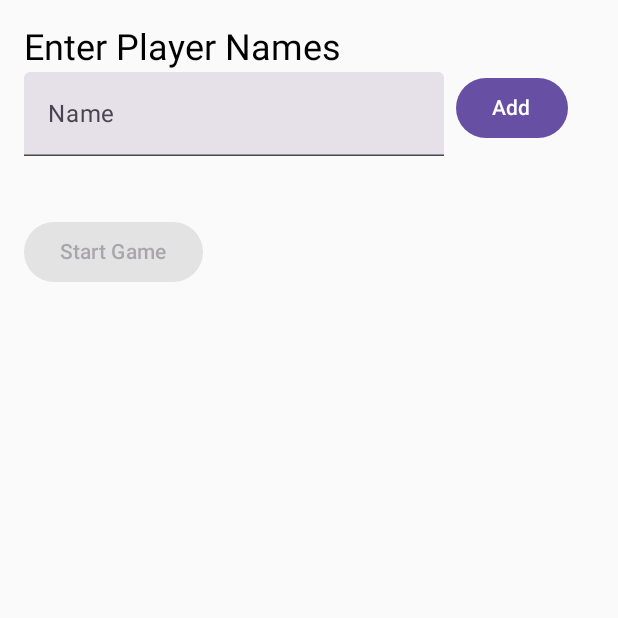
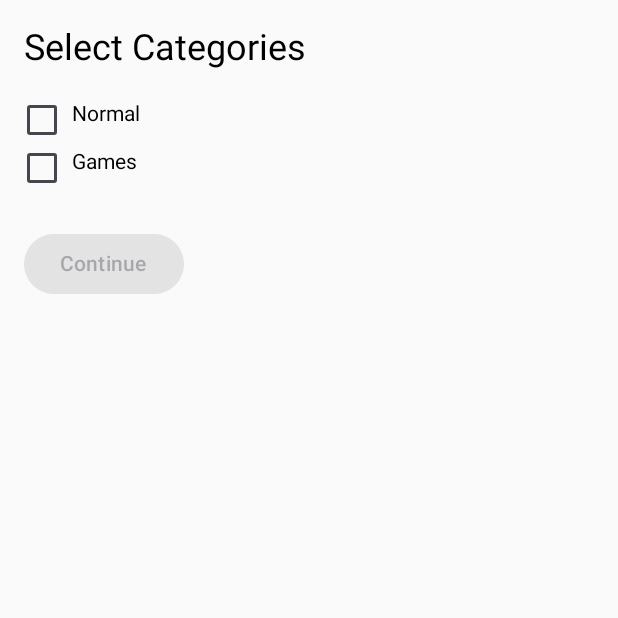
Before and after one commit to nickj2003/Dende, an Android app built with Jetpack Compose: the screen it shows after launch (MainActivity), on a phone screen of 412 x 824 dp, the top half of it. Run offline under Robolectric (Android 15) with nearby library versions, the phone set to English and light mode, and no system bars.

Commit message:
Added basic categorie selection screen

```diff
--- a/app/src/main/java/com/main/dende/MainActivity.kt
+++ b/app/src/main/java/com/main/dende/MainActivity.kt
@@ -6,14 +6,11 @@ import androidx.activity.compose.setContent
 import androidx.activity.enableEdgeToEdge
 import androidx.compose.runtime.collectAsState
 import androidx.compose.runtime.getValue
-import androidx.core.view.ViewCompat
-import androidx.core.view.WindowCompat
-import androidx.core.view.WindowInsetsCompat
-import androidx.core.view.WindowInsetsControllerCompat
 import com.main.dende.viewModel.GameViewModel
 import com.main.dende.ui.GameScreen
 import com.main.dende.ui.PlayerEntryScreen
 import androidx.lifecycle.viewmodel.compose.viewModel
+import com.main.dende.ui.CategorySelectionScreen
 
 class MainActivity : ComponentActivity() {
     override fun onCreate(savedInstanceState: Bundle?) {
@@ -21,12 +18,27 @@ class MainActivity : ComponentActivity() {
         enableEdgeToEdge()
         setContent {
             val viewModel: GameViewModel = viewModel()
+            val categories by viewModel.selectedCategories.collectAsState()
             val players by viewModel.players.collectAsState()
+            val categoriesConfirmed by viewModel.categoriesConfirmed.collectAsState()
 
-            if (players.isEmpty()) {
-                PlayerEntryScreen(onPlayersEntered = viewModel::setPlayers)
-            } else {
-                GameScreen(viewModel)
+            when {
+                !categoriesConfirmed -> {
+                    CategorySelectionScreen(
+                        allCategories = viewModel.allCategories,
+                        selectedCategories = categories,
+                        onCategoryToggle = viewModel::toggleCategory,
+                        onConfirm = { viewModel.confirmCategories() }
+                    )
+                }
+
+                players.isEmpty() -> {
+                    PlayerEntryScreen(onPlayersEntered = viewModel::setPlayers)
+                }
+
+                else -> {
+                    GameScreen(viewModel)
+                }
             }
         }
     }
--- /dev/null
+++ b/app/src/main/java/com/main/dende/ui/CategorySelectionScreen.kt
@@ -0,0 +1,50 @@
+package com.main.dende.ui
+
+import androidx.compose.foundation.layout.*
+import androidx.compose.foundation.selection.toggleable
+import androidx.compose.material3.*
+import androidx.compose.runtime.*
+import androidx.compose.ui.Modifier
+import androidx.compose.ui.unit.dp
+
+@Composable
+fun CategorySelectionScreen(
+    allCategories: List<String>,
+    selectedCategories: List<String>,
+    onCategoryToggle: (String) -> Unit,
+    onConfirm: () -> Unit
+) {
+    Column(
+        modifier = Modifier
+            .padding(16.dp)
+            .statusBarsPadding()
+    ) {
+        Text("Select Categories", style = MaterialTheme.typography.headlineSmall)
+
+        Spacer(modifier = Modifier.height(16.dp))
+
+        allCategories.forEach { category ->
+            Row(
+                modifier = Modifier
+                    .fillMaxWidth()
+                    .padding(vertical = 4.dp)
+                    .toggleable(
+                        value = selectedCategories.contains(category),
+                        onValueChange = { onCategoryToggle(category) }
+                    )
+            ) {
+                Checkbox(
+                    checked = selectedCategories.contains(category),
+                    onCheckedChange = null // Handled by toggleable modifier
+                )
+                Spacer(modifier = Modifier.width(8.dp))
+                Text(category)
+            }
+        }
+
+        Spacer(modifier = Modifier.height(24.dp))
+        Button(onClick = onConfirm, enabled = selectedCategories.isNotEmpty()) {
+            Text("Continue")
+        }
+    }
+}
--- a/app/src/main/java/com/main/dende/viewModel/GameViewModel.kt
+++ b/app/src/main/java/com/main/dende/viewModel/GameViewModel.kt
@@ -15,8 +15,11 @@ import kotlin.random.Random
 class GameViewModel(application: Application) : AndroidViewModel(application) {
 
     private val context = getApplication<Application>().applicationContext
-    private var allTasks: Map<String, List<String>> = emptyMap()
-    private var taskList: List<String> = emptyList()
+    private var _allTasks: Map<String, List<String>> = emptyMap()
+    val allCategories: List<String> get() = _allTasks.keys.toList()
+
+    private var gameTasks: MutableList<String> = mutableListOf()
+    private val usedTasks = mutableSetOf<String>()
 
     private val _selectedCategories = MutableStateFlow<List<String>>(emptyList())
     val selectedCategories: StateFlow<List<String>> = _selectedCategories
@@ -33,14 +36,23 @@ class GameViewModel(application: Application) : AndroidViewModel(application) {
     private val _gameEnded = MutableStateFlow(false)
     val gameEnded = _gameEnded.asStateFlow()
 
-    private val usedTasks = mutableSetOf<String>()
-    private val gameTasks = mutableListOf<String>()
+    private val _categoriesConfirmed = MutableStateFlow(false)
+    val categoriesConfirmed: StateFlow<Boolean> = _categoriesConfirmed
+
+    init {
+        loadAllTasks()
+    }
+
+    fun confirmCategories() {
+        _categoriesConfirmed.value = true
+    }
 
     fun setPlayers(playerList: List<String>) {
         _players.value = playerList
+        startGame()
     }
 
-    private fun loadAllTasks() {
+    fun loadAllTasks() {
         viewModelScope.launch {
             val inputStream = context.assets.open("tasks.json")
             val jsonStr = inputStream.bufferedReader().use { it.readText() }
@@ -53,7 +65,7 @@ class GameViewModel(application: Application) : AndroidViewModel(application) {
                 loaded[key] = List(list.length()) { list.getString(it) }
             }
 
-            allTasks = loaded
+            _allTasks = loaded
         }
     }
 
@@ -69,7 +81,7 @@ class GameViewModel(application: Application) : AndroidViewModel(application) {
         _gameEnded.value = false
 
         val selected = _selectedCategories.value
-        val tasks = selected.flatMap { category -> allTasks[category] ?: emptyList() }.shuffled()
+        val tasks = selected.flatMap { category -> _allTasks[category] ?: emptyList() }.shuffled()
 
         gameTasks.addAll(tasks.take(20))
         _taskIndex.value = -1
@@ -90,7 +102,6 @@ class GameViewModel(application: Application) : AndroidViewModel(application) {
     }
 
     private fun replacePlaceholders(task: String): String {
-        // Replace player placeholder
         val players = _players.value
         val taskPlayerCount = task.split("player").size - 1
         val chosenPlayers = players.shuffled().take(taskPlayerCount)
@@ -99,7 +110,6 @@ class GameViewModel(application: Application) : AndroidViewModel(application) {
             transformedTask = replacePlayer(transformedTask, playerName, index)
         }
 
-        // Replace shots placeholder
         val maxShots = AppConfig.MAX_SHOTS
         val taskShotsCount = task.split("shot").size - 1
         var index = 0
@@ -117,9 +127,7 @@ class GameViewModel(application: Application) : AndroidViewModel(application) {
     }
 
     private fun replaceShot(task: String, shots: Int, number: Int): String {
-        var shotText = if (shots == 1) { "$shots shot"} // one shot
-        else { "$shots shots"}           // multiple shots
-
+        val shotText = if (shots == 1) "$shots shot" else "$shots shots"
         return task.replace("{shot$number}", shotText)
     }
 
```
